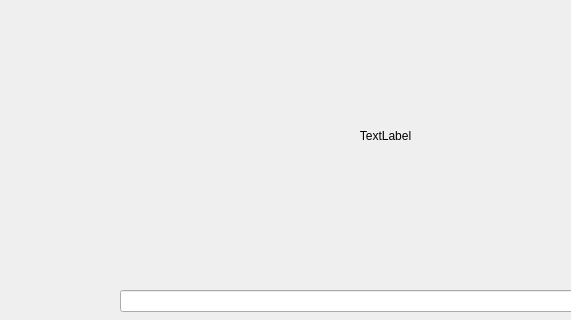
First picture: the form in Example01/Example_01.ui, repository alrenyang/PySide6_Example, before the edit; both pictures show x 0 to 571 and y 0 to 320 of the 800 by 600 pixel window.
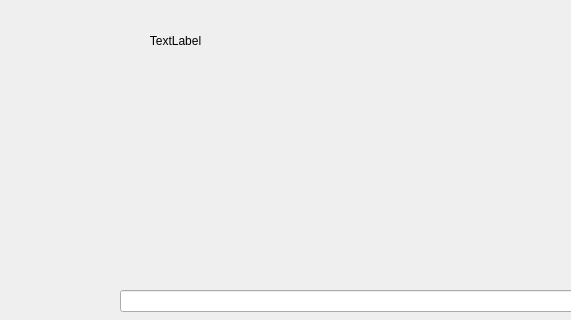
Second picture: the form after the edit.

The edit to the form file:
```diff
--- a/Example01/Example_01.ui
+++ b/Example01/Example_01.ui
@@ -17,10 +17,10 @@
    <widget class="QLabel" name="label">
     <property name="geometry">
      <rect>
-      <x>140</x>
-      <y>50</y>
-      <width>491</width>
-      <height>171</height>
+      <x>0</x>
+      <y>0</y>
+      <width>351</width>
+      <height>81</height>
      </rect>
     </property>
     <property name="text">
```
Left out of the diff: 5 changed lines with no effect on the pictures.
